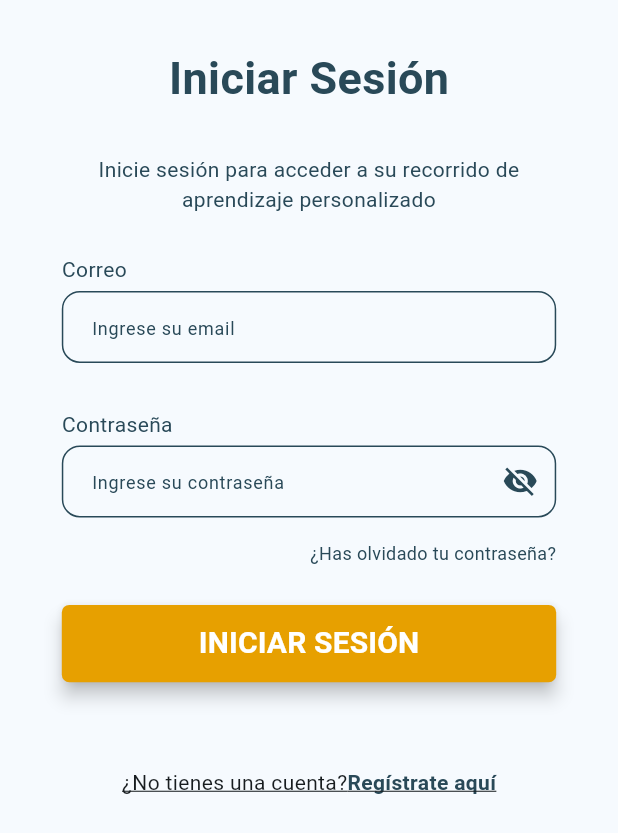
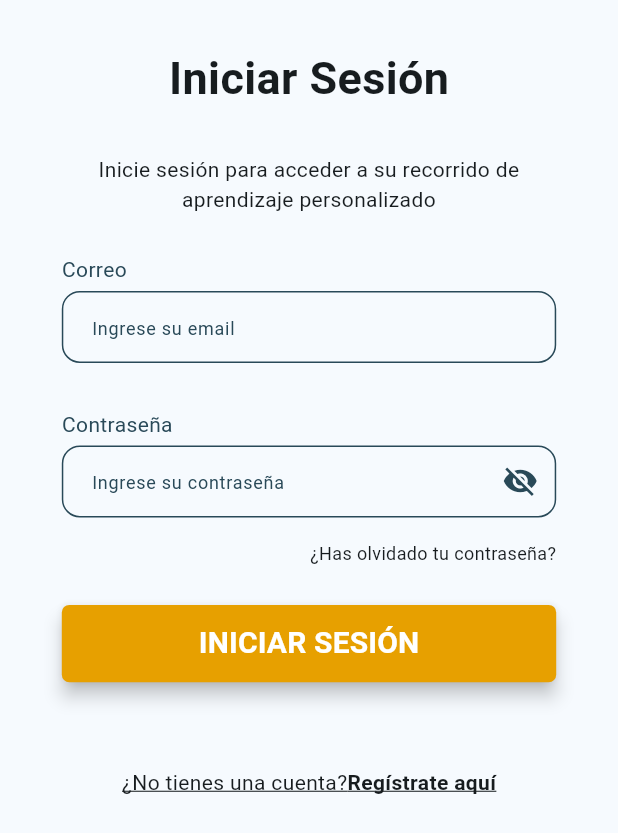
Before and after one commit to codefreire/alse, a Flutter app: the screen it shows after launch, on a phone screen of 412 x 824 dp. Shown: the top 833 px of the screen. Run offline on Flutter 3.47's test engine with Material 3 defaults, Android fonts, the phone set to English and light mode, and no system bars; our stand-ins replace firebase_auth, firebase_core, go_router, image_picker, shared_preferences, youtube_player_flutter; accounts and stored records are empty.

Commit message:
modo oscuro letras

```diff
--- a/lib/interface/widgets/shared/custom_label_widget.dart
+++ b/lib/interface/widgets/shared/custom_label_widget.dart
@@ -4,7 +4,7 @@ import 'package:go_router/go_router.dart';
 
 class CustomLabelWidget extends StatelessWidget {
   final String text;
-  final Color color;
+  final Color? color;
   final double fontSize;
   final FontWeight fontWeight;
   final int maxLines;
@@ -15,7 +15,7 @@ class CustomLabelWidget extends StatelessWidget {
   const CustomLabelWidget({
     super.key,
     required this.text,
-    this.color = AppColors.primaryColor,
+    this.color,
     this.fontSize = 14,
     this.fontWeight = FontWeight.normal,
     this.maxLines = 1,
@@ -26,13 +26,14 @@ class CustomLabelWidget extends StatelessWidget {
 
   @override
   Widget build(BuildContext context) {
+    final effectiveColor = color ?? Theme.of(context).textTheme.bodyLarge?.color;
     if (isLink && routeName != null) {
       return GestureDetector(
         onTap: () => {context.pushNamed(routeName!)},
         child: Text(
           text,
           style: TextStyle(
-            color: color,
+            color: effectiveColor,
             fontSize: fontSize,
             fontWeight: fontWeight,
             decoration: TextDecoration.underline,
@@ -45,7 +46,7 @@ class CustomLabelWidget extends StatelessWidget {
     return Text(
       text,
       style: TextStyle(
-        color: color,
+        color: effectiveColor,
         fontSize: fontSize,
         fontWeight: fontWeight,
       ),
--- a/lib/interface/widgets/shared/custom_text_input_widget.dart
+++ b/lib/interface/widgets/shared/custom_text_input_widget.dart
@@ -35,6 +35,17 @@ class _CustomTextInputWidgetState extends State<CustomTextInputWidget> {
 
   @override
   Widget build(BuildContext context) {
+    final theme = Theme.of(context);
+    final textColor = theme.brightness == Brightness.dark
+        ? AppColors.tertiaryColor
+        : AppColors.primaryColor;
+    final borderColor = theme.brightness == Brightness.dark
+        ? Colors.white.withOpacity(0.5)
+        : AppColors.primaryColor;
+    final hintColor = theme.brightness == Brightness.dark
+        ? Colors.white.withOpacity(0.7)
+        : AppColors.primaryColor;
+
     return Form(
       key: _formKey,
       child: Column(
@@ -42,10 +53,10 @@ class _CustomTextInputWidgetState extends State<CustomTextInputWidget> {
         children: [
           Text(
             widget.label,
-            style: const TextStyle(
+            style: TextStyle(
               fontSize: 14.0,
               fontWeight: FontWeight.normal,
-              color: AppColors.primaryColor,
+              color: textColor,
             ),
           ),
           const SizedBox(height: 4),
@@ -57,29 +68,29 @@ class _CustomTextInputWidgetState extends State<CustomTextInputWidget> {
                 : TextInputType.emailAddress,
             decoration: InputDecoration(
               hintText: widget.placeholder,
-              hintStyle: const TextStyle(
+              hintStyle: TextStyle(
                 fontWeight: FontWeight.normal,
-                color: AppColors.primaryColor,
+                color: hintColor,
                 fontSize: 12,
               ),
               contentPadding: const EdgeInsets.symmetric(vertical: 12.0, horizontal: 16.0),
               border: OutlineInputBorder(
                 borderRadius: BorderRadius.circular(12.0),
-                borderSide: const BorderSide(color: AppColors.primaryColor),
+                borderSide: BorderSide(color: borderColor),
               ),
               enabledBorder: OutlineInputBorder(
                 borderRadius: BorderRadius.circular(12.0),
-                borderSide: const BorderSide(color: AppColors.primaryColor),
+                borderSide: BorderSide(color: borderColor),
               ),
               focusedBorder: OutlineInputBorder(
                 borderRadius: BorderRadius.circular(12.0),
-                borderSide: const BorderSide(color: AppColors.primaryColor),
+                borderSide: BorderSide(color: borderColor),
               ),
               suffixIcon: widget.isPassword
                   ? IconButton(
                       icon: Icon(
                         _obscureText ? Icons.visibility_off : Icons.visibility,
-                        color: AppColors.primaryColor,
+                        color: borderColor,
                       ),
                       onPressed: () {
                         setState(() {
--- a/lib/main.dart
+++ b/lib/main.dart
@@ -42,7 +42,20 @@ class MyApp extends StatelessWidget {
               colorSchemeSeed: AppColors.primaryColor,
               useMaterial3: true,
             ),
-            darkTheme: ThemeData.dark(),
+            darkTheme: ThemeData(
+              //brightness: Brightness.dark,
+              colorScheme: const ColorScheme.dark(
+                primary: AppColors.primaryColor,
+                onPrimary: AppColors.tertiaryColor,
+                surface: Color.fromARGB(255, 33, 31, 31),
+                onSurface: AppColors.tertiaryColor,
+              ),
+              textTheme: const TextTheme(
+                bodyLarge: TextStyle(color: AppColors.tertiaryColor),
+                bodyMedium: TextStyle(color: AppColors.tertiaryColor),
+                bodySmall: TextStyle(color: AppColors.tertiaryColor),
+              ),
+            ),
             themeMode:
                 themeNotifier.isDarkMode ? ThemeMode.dark : ThemeMode.light,
           );
```
Also changed, not shown: lib/interface/screens/authentication/signin_screen.dart (+6 -2 lines), lib/interface/screens/authentication/signup_screen.dart (+20 -12 lines), lib/interface/screens/learning/learning_screen.dart (+18 -1 lines), lib/interface/screens/level/question_screen.dart (+12 -1 lines), lib/interface/screens/profile/edit_profile_screen.dart (+6 -2 lines), lib/interface/screens/profile/profile_screen.dart (+16 -4 lines).
